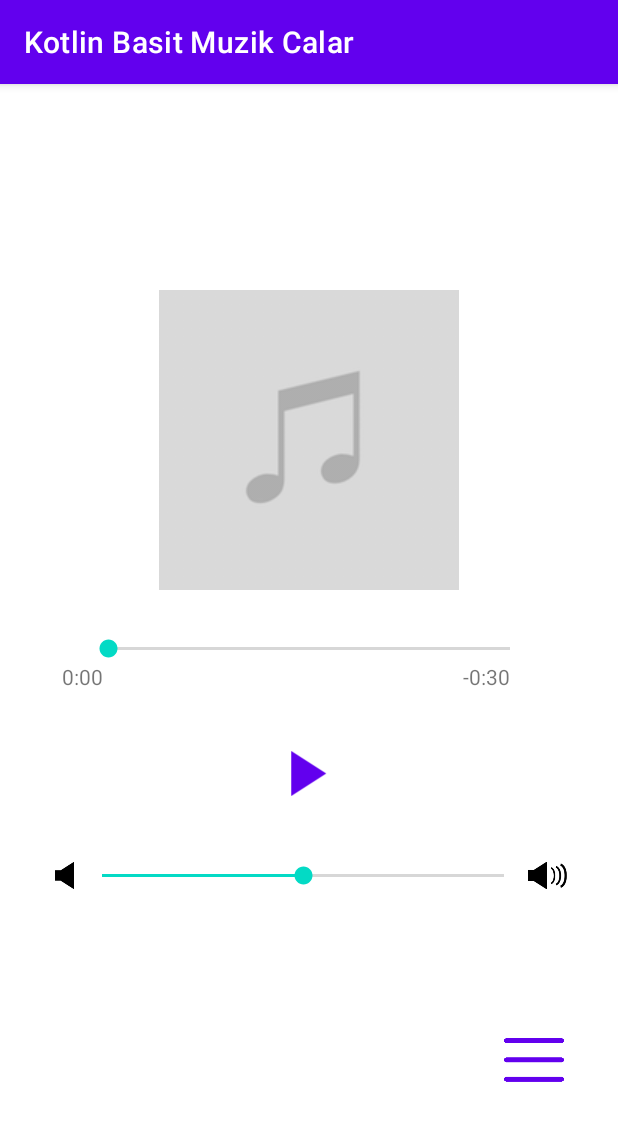
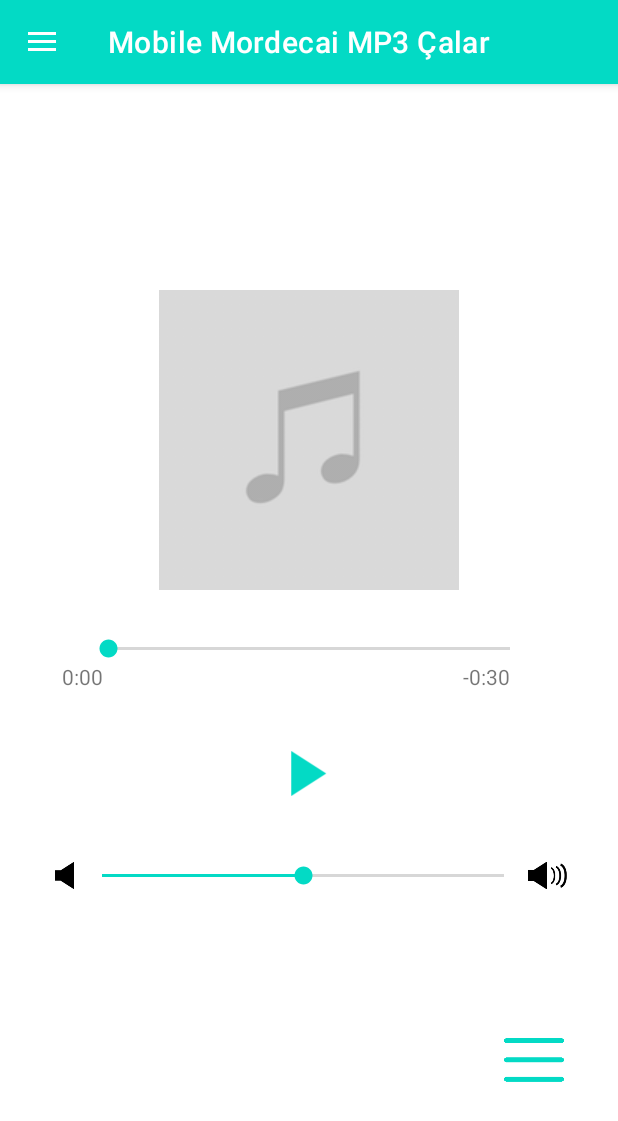
Before and after one commit to murat-dayan/BasicMP3, an Android app: the screen it shows after launch (MainActivity), on a phone screen of 412 x 824 dp. Shown: the top 1121 px of the screen. Run offline under Robolectric (Android 15) with nearby library versions, the phone set to English and light mode, and no system bars.

Commit message:
navigation drawer menu is done

```diff
--- a/app/src/main/java/com/example/kotlinbasitmuzikcalar/MainActivity.kt
+++ b/app/src/main/java/com/example/kotlinbasitmuzikcalar/MainActivity.kt
@@ -8,9 +8,11 @@ import androidx.appcompat.app.AppCompatActivity
 import android.os.Bundle
 import android.os.Handler
 import android.os.Message
+import android.view.MenuItem
 import android.view.View
 import android.widget.SeekBar
 import android.widget.Toast
+import androidx.appcompat.app.ActionBarDrawerToggle
 import androidx.core.app.ActivityCompat
 import androidx.core.net.toUri
 import com.example.kotlinbasitmuzikcalar.databinding.ActivityMainBinding
@@ -20,6 +22,7 @@ class MainActivity : AppCompatActivity() {
     private lateinit var binding: ActivityMainBinding
     private lateinit var mp:MediaPlayer
     private var totalTime:Int=0
+    private lateinit var toggle: ActionBarDrawerToggle
 
 
 
@@ -27,6 +30,12 @@ class MainActivity : AppCompatActivity() {
 
         super.onCreate(savedInstanceState)
         initalize()
+
+        toggle=ActionBarDrawerToggle(this,binding.root,R.string.open,R.string.close)
+        binding.root.addDrawerListener(toggle)
+        toggle.syncState()
+        supportActionBar?.setDisplayHomeAsUpEnabled(true)
+
         mp= MediaPlayer.create(this,R.raw.senikaybettigimde)
 
 
@@ -104,6 +113,8 @@ class MainActivity : AppCompatActivity() {
         binding.songLists.setOnClickListener {
             startActivity(Intent(this@MainActivity,Songs::class.java))
         }
+
+
     }
 
     @SuppressLint("HandlerLeak")
@@ -178,5 +189,14 @@ class MainActivity : AppCompatActivity() {
         setContentView(binding.root)
     }
 
+    override fun onOptionsItemSelected(item: MenuItem): Boolean {
+
+        if (toggle.onOptionsItemSelected(item)){
+            return true
+        }
+
+        return super.onOptionsItemSelected(item)
+    }
+
 
 }
--- a/app/src/main/res/layout/activity_main.xml
+++ b/app/src/main/res/layout/activity_main.xml
@@ -1,14 +1,20 @@
 <?xml version="1.0" encoding="utf-8"?>
-<LinearLayout
+<androidx.drawerlayout.widget.DrawerLayout
     xmlns:android="http://schemas.android.com/apk/res/android"
     xmlns:app="http://schemas.android.com/apk/res-auto"
     xmlns:tools="http://schemas.android.com/tools"
     android:layout_width="match_parent"
     android:layout_height="match_parent"
     tools:context=".MainActivity"
+    android:fitsSystemWindows="true"
+    tools:openDrawer="start" >
+    <LinearLayout
+
+    android:layout_width="match_parent"
+    android:layout_height="match_parent"
+
     android:orientation="vertical"
-    android:gravity="center"
-    >
+    android:gravity="center">
 
         <TextView
             android:id="@+id/songName"
@@ -102,9 +108,21 @@
             android:layout_marginBottom="20dp"
             android:background="@drawable/menu"
 
-            android:layout_marginLeft="300dp"
-            ></Button>
+            android:layout_marginLeft="300dp"/>
 
     </LinearLayout>
 
 </LinearLayout>
+
+    <com.google.android.material.navigation.NavigationView
+        android:layout_width="match_parent"
+        android:layout_height="match_parent"
+        android:fitsSystemWindows="true"
+        app:headerLayout="@layout/nav_header"
+        app:menu="@menu/menu"
+        android:layout_gravity="start"
+        android:background="@color/mmordecaituruncusu"
+        app:itemTextColor="@color/teal_700"
+
+        app:itemIconTint="@color/teal_200"/>
+</androidx.drawerlayout.widget.DrawerLayout>
--- a/app/src/main/res/values/colors.xml
+++ b/app/src/main/res/values/colors.xml
@@ -7,4 +7,6 @@
     <color name="teal_700">#FF018786</color>
     <color name="black">#FF000000</color>
     <color name="white">#FFFFFFFF</color>
+    <color name="yellow">#FFFF00</color>
+    <color name="mmordecaituruncusu">#fedf59</color>
 </resources>
--- a/app/src/main/res/values/strings.xml
+++ b/app/src/main/res/values/strings.xml
@@ -1,5 +1,7 @@
 <resources>
-    <string name="app_name">Kotlin Basit Muzik Calar</string>
+    <string name="app_name">Mobile Mordecai MP3 Çalar</string>
     <string name="song_name">Song Name</string>
     <string name="sanatci_ismi">Sanatci İsmi</string>
+    <string name="open">Open</string>
+    <string name="close">Close</string>
 </resources>
--- a/app/src/main/res/values/themes.xml
+++ b/app/src/main/res/values/themes.xml
@@ -2,7 +2,7 @@
     <!-- Base application theme. -->
     <style name="Theme.KotlinBasitMuzikCalar" parent="Theme.MaterialComponents.DayNight.DarkActionBar">
         <!-- Primary brand color. -->
-        <item name="colorPrimary">@color/purple_500</item>
+        <item name="colorPrimary">@color/teal_200</item>
         <item name="colorPrimaryVariant">@color/purple_700</item>
         <item name="colorOnPrimary">@color/white</item>
         <!-- Secondary brand color. -->
```
Lines whose indentation alone changed are shown as unchanged.
